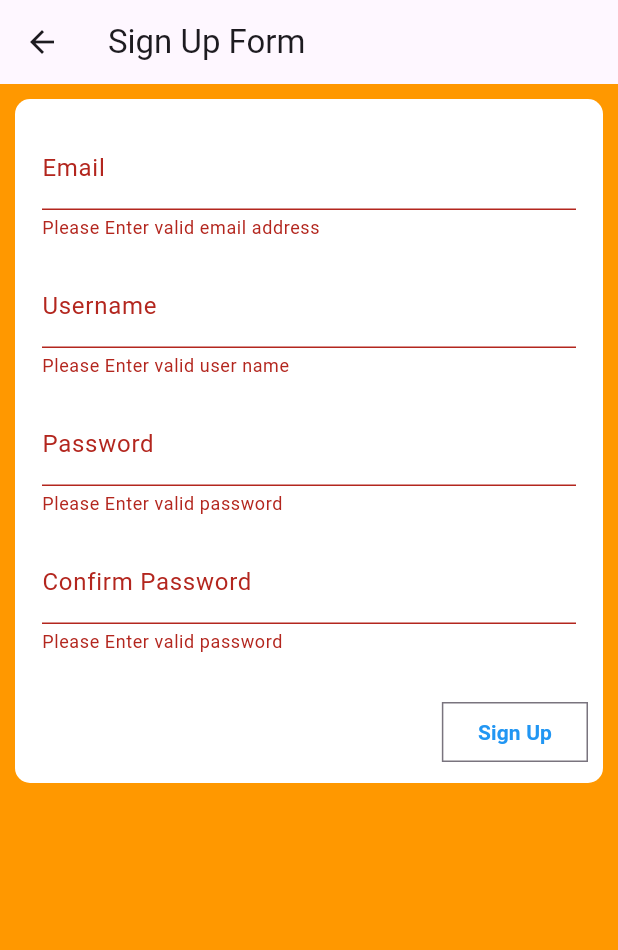
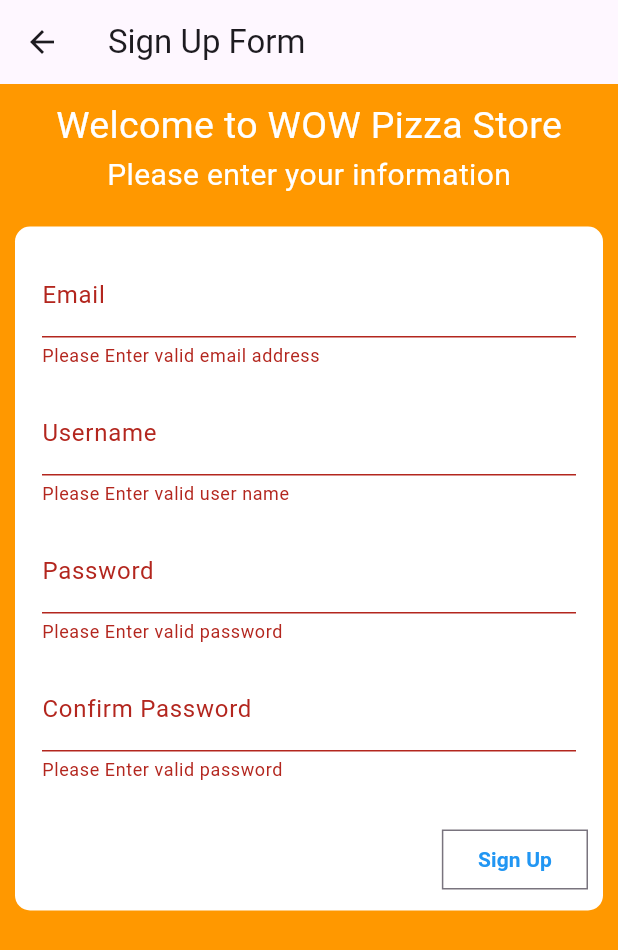
Before and after one commit to HappySolutions/flutter_application_task8, a Flutter app: the FormPage screen opened directly, after a tap on "Sign Up", on a phone screen of 412 x 824 dp. Shown: the top 950 px of the screen. Run offline on Flutter 3.47's test engine with Material 3 defaults, Android fonts, the light colour scheme and no system bars; missing offline and left inert: flutter_inappwebview.

Commit message:
update the app

```diff
--- a/lib/main.dart
+++ b/lib/main.dart
@@ -1,5 +1,6 @@
 import 'package:flutter/material.dart';
 import 'package:flutter_application_task8/pages/cheese_pizza_page.dart';
+import 'package:flutter_application_task8/pages/form_page.dart';
 // import 'package:flutter_application_task8/pages/form_page.dart';
 import 'package:flutter_application_task8/pages/fries_page.dart';
 import 'package:flutter_application_task8/pages/home_page.dart';
@@ -17,7 +18,7 @@
   Widget build(BuildContext context) {
     return MaterialApp(
       debugShowCheckedModeBanner: false,
-      home: const HomePage(),
+      home: const FormPage(),
       onGenerateRoute: (settings) {
         switch (settings.name) {
           case '/homepage':
--- a/lib/pages/form_page.dart
+++ b/lib/pages/form_page.dart
@@ -10,8 +10,21 @@
 
 class _FormPageState extends State<FormPage> {
   var formKey = GlobalKey<FormState>();
+  var emailController = TextEditingController();
+  var nameController = TextEditingController();
+  var passwordController = TextEditingController();
+  var confPassController = TextEditingController();
+  var password = '';
 
-  var password = '';
+  @override
+  void dispose() {
+    emailController.dispose;
+    nameController.dispose;
+    passwordController.dispose;
+    confPassController.dispose;
+    super.dispose();
+  }
+
   @override
   Widget build(BuildContext context) {
     return Scaffold(
@@ -22,7 +35,26 @@
       body: Padding(
         padding: const EdgeInsets.all(10),
         child: SingleChildScrollView(
-          child: Container(
+          child: Column(
+            children: [
+              const Text(
+                'Welcome to WOW Pizza Store',
+                style: TextStyle(
+                  fontSize: 25,
+                  color: Colors.white,
+                ),
+              ),
+              const Text(
+                'Please enter your information',
+                style: TextStyle(
+                  fontSize: 20,
+                  color: Colors.white,
+                ),
+              ),
+              const SizedBox(
+                height: 20,
+              ),
+              Container(
                 padding: const EdgeInsets.all(10),
                 decoration: BoxDecoration(
                   borderRadius: BorderRadius.circular(10),
@@ -44,6 +76,7 @@
                           return null;
                         },
                         onChanged: (value) {},
+                        controller: emailController,
                       ),
                       MyTextFeild(
                         name: 'Username',
@@ -56,6 +89,7 @@
                           return null;
                         },
                         onChanged: (value) {},
+                        controller: nameController,
                       ),
                       MyTextFeild(
                         name: 'Password',
@@ -71,7 +105,9 @@
                           setState(() {
                             password = value;
                           });
-                      }),
+                        },
+                        controller: passwordController,
+                      ),
                       MyTextFeild(
                         name: 'Confirm Password',
                         obsecureText: true,
@@ -79,12 +115,11 @@
                         validator: (value) {
                           if (value!.isEmpty) {
                             return 'Please Enter valid password';
-                      } else if (value != password) {
-                        return 'The password you entered is different';
                           }
                           return null;
                         },
                         onChanged: (value) {},
+                        controller: confPassController,
                       ),
                       const SizedBox(
                         height: 20,
@@ -96,6 +131,10 @@
                         ),
                         onPressed: () {
                           if (formKey.currentState!.validate()) {
+                            emailController.clear();
+                            nameController.clear();
+                            passwordController.clear();
+                            confPassController.clear();
                             Navigator.pushNamed(context, '/homePage');
                           } else {
                             print('============ error=============');
@@ -111,6 +150,8 @@
                   ),
                 ),
               ),
+            ],
+          ),
         ),
       ),
     );
--- a/lib/widgets/my_text_feild.dart
+++ b/lib/widgets/my_text_feild.dart
@@ -5,16 +5,16 @@
   bool obsecureText = false;
   Color floatinLableColor;
   final String? Function(String? value)? validator;
-  // final TextEditingController controller;
+  final TextEditingController controller;
 
   MyTextFeild(
       {required this.name,
       required this.obsecureText,
       required this.floatinLableColor,
       required this.validator,
-      // required this.controller,
+      required this.controller,
       super.key,
-      required Null Function(dynamic value) onChanged});
+      required Function(dynamic value) onChanged});
 
   @override
   Widget build(BuildContext context) {
@@ -34,6 +34,7 @@
               ),
               obscureText: obsecureText,
               validator: validator,
+              controller: controller,
             ),
           )
         ],
@@ -41,11 +42,3 @@
     );
   }
 }
-// validator ??
-//                   (String? value) {
-//                     if (controller.text.trim().length < 4 ||
-//                         controller.text.trim().length > 255) {
-//                       return "It should be 4 to 255 characters long.";
-//                     }
-//                     return null;
-//                   }
```
Lines whose indentation alone changed are shown as unchanged.
